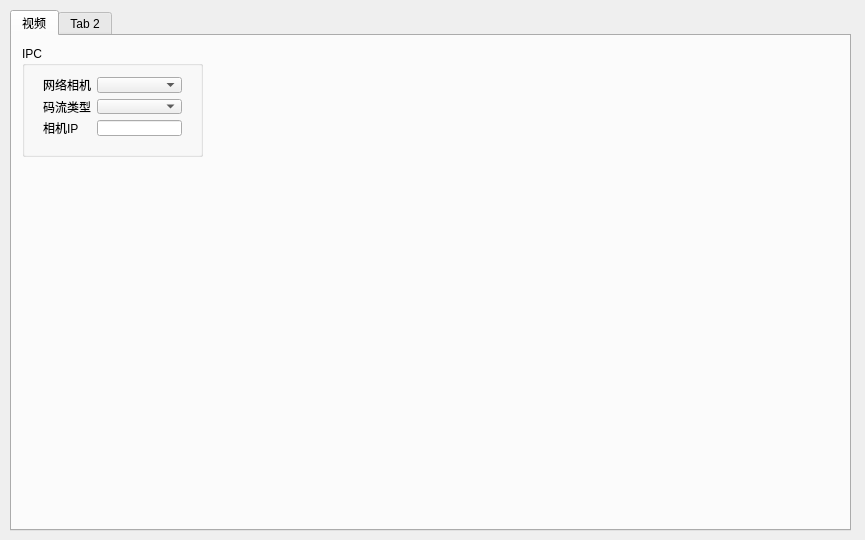
The window that Config/mainwindow.ui (Anne081031/ParkSolution) describes before a commit, drawn with Qt 5.
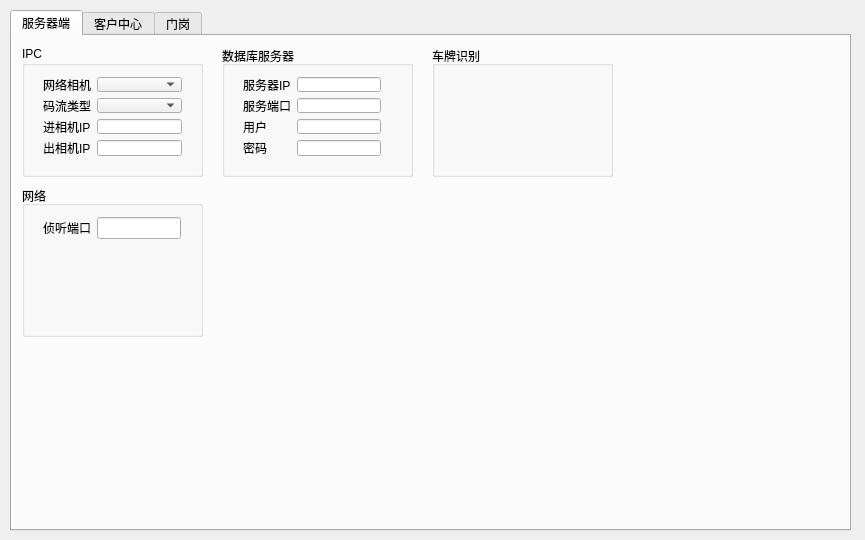
The same window after the commit.

What changed in the file:
```diff
--- a/Config/mainwindow.ui
+++ b/Config/mainwindow.ui
@@ -28,7 +28,7 @@
     </property>
     <widget class="QWidget" name="tabIPC">
      <attribute name="title">
-      <string>视频</string>
+      <string>服务器端</string>
      </attribute>
      <widget class="QGroupBox" name="groupBox">
       <property name="geometry">
@@ -36,7 +36,7 @@
         <x>10</x>
         <y>10</y>
         <width>181</width>
-        <height>111</height>
+        <height>131</height>
        </rect>
       </property>
       <property name="title">
@@ -48,10 +48,13 @@
          <x>10</x>
          <y>20</y>
          <width>161</width>
-         <height>81</height>
+         <height>101</height>
         </rect>
        </property>
        <layout class="QFormLayout" name="formLayout">
+        <property name="fieldGrowthPolicy">
+         <enum>QFormLayout::AllNonFixedFieldsGrow</enum>
+        </property>
         <item row="0" column="0">
          <widget class="QLabel" name="label">
           <property name="text">
@@ -75,12 +78,146 @@
         <item row="2" column="0">
          <widget class="QLabel" name="label_3">
           <property name="text">
-           <string>相机IP</string>
+           <string>进相机IP</string>
           </property>
          </widget>
         </item>
         <item row="2" column="1">
-         <widget class="QLineEdit" name="edtIPCIP"/>
+         <widget class="QLineEdit" name="edtInIPCIP"/>
+        </item>
+        <item row="3" column="0">
+         <widget class="QLabel" name="label_4">
+          <property name="text">
+           <string>出相机IP</string>
+          </property>
+         </widget>
+        </item>
+        <item row="3" column="1">
+         <widget class="QLineEdit" name="edtOutIPCIP_2"/>
+        </item>
+       </layout>
+      </widget>
+     </widget>
+     <widget class="QGroupBox" name="groupBox_2">
+      <property name="geometry">
+       <rect>
+        <x>210</x>
+        <y>10</y>
+        <width>191</width>
+        <height>131</height>
+       </rect>
+      </property>
+      <property name="title">
+       <string>数据库服务器</string>
+      </property>
+      <widget class="QWidget" name="formLayoutWidget_2">
+       <property name="geometry">
+        <rect>
+         <x>10</x>
+         <y>20</y>
+         <width>160</width>
+         <height>101</height>
+        </rect>
+       </property>
+       <layout class="QFormLayout" name="formLayout_2">
+        <item row="0" column="0">
+         <widget class="QLabel" name="label_5">
+          <property name="text">
+           <string>服务器IP</string>
+          </property>
+         </widget>
+        </item>
+        <item row="0" column="1">
+         <widget class="QLineEdit" name="edtDbHost"/>
+        </item>
+        <item row="1" column="0">
+         <widget class="QLabel" name="label_6">
+          <property name="text">
+           <string>服务端口</string>
+          </property>
+         </widget>
+        </item>
+        <item row="1" column="1">
+         <widget class="QLineEdit" name="edtDbPort"/>
+        </item>
+        <item row="2" column="0">
+         <widget class="QLabel" name="label_7">
+          <property name="text">
+           <string>用户</string>
+          </property>
+         </widget>
+        </item>
+        <item row="2" column="1">
+         <widget class="QLineEdit" name="edtDbUser"/>
+        </item>
+        <item row="3" column="0">
+         <widget class="QLabel" name="label_8">
+          <property name="text">
+           <string>密码</string>
+          </property>
+         </widget>
+        </item>
+        <item row="3" column="1">
+         <widget class="QLineEdit" name="edtDbPwd"/>
+        </item>
+       </layout>
+      </widget>
+     </widget>
+     <widget class="QGroupBox" name="groupBox_3">
+      <property name="geometry">
+       <rect>
+        <x>420</x>
+        <y>10</y>
+        <width>181</width>
+        <height>131</height>
+       </rect>
+      </property>
+      <property name="title">
+       <string>车牌识别</string>
+      </property>
+      <widget class="QWidget" name="formLayoutWidget_3">
+       <property name="geometry">
+        <rect>
+         <x>10</x>
+         <y>20</y>
+         <width>161</width>
+         <height>101</height>
+        </rect>
+       </property>
+       <layout class="QFormLayout" name="formLayout_3"/>
+      </widget>
+     </widget>
+     <widget class="QGroupBox" name="groupBox_4">
+      <property name="geometry">
+       <rect>
+        <x>10</x>
+        <y>150</y>
+        <width>181</width>
+        <height>151</height>
+       </rect>
+      </property>
+      <property name="title">
+       <string>网络</string>
+      </property>
+      <widget class="QWidget" name="formLayoutWidget_4">
+       <property name="geometry">
+        <rect>
+         <x>10</x>
+         <y>20</y>
+         <width>160</width>
+         <height>80</height>
+        </rect>
+       </property>
+       <layout class="QFormLayout" name="formLayout_4">
+        <item row="0" column="0">
+         <widget class="QLabel" name="label_9">
+          <property name="text">
+           <string>侦听端口</string>
+          </property>
+         </widget>
+        </item>
+        <item row="0" column="1">
+         <widget class="QLineEdit" name="lineEdit"/>
         </item>
        </layout>
       </widget>
@@ -88,7 +225,12 @@
     </widget>
     <widget class="QWidget" name="tab_2">
      <attribute name="title">
-      <string>Tab 2</string>
+      <string>客户中心</string>
+     </attribute>
+    </widget>
+    <widget class="QWidget" name="tab">
+     <attribute name="title">
+      <string>门岗</string>
      </attribute>
     </widget>
    </widget>
```
